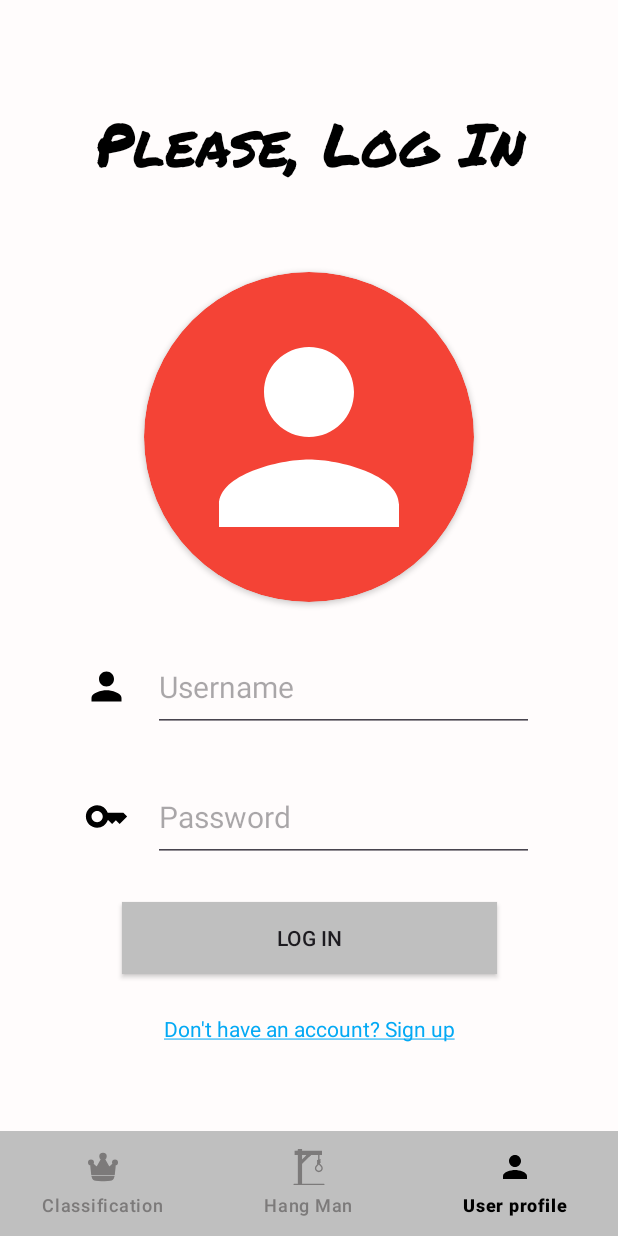
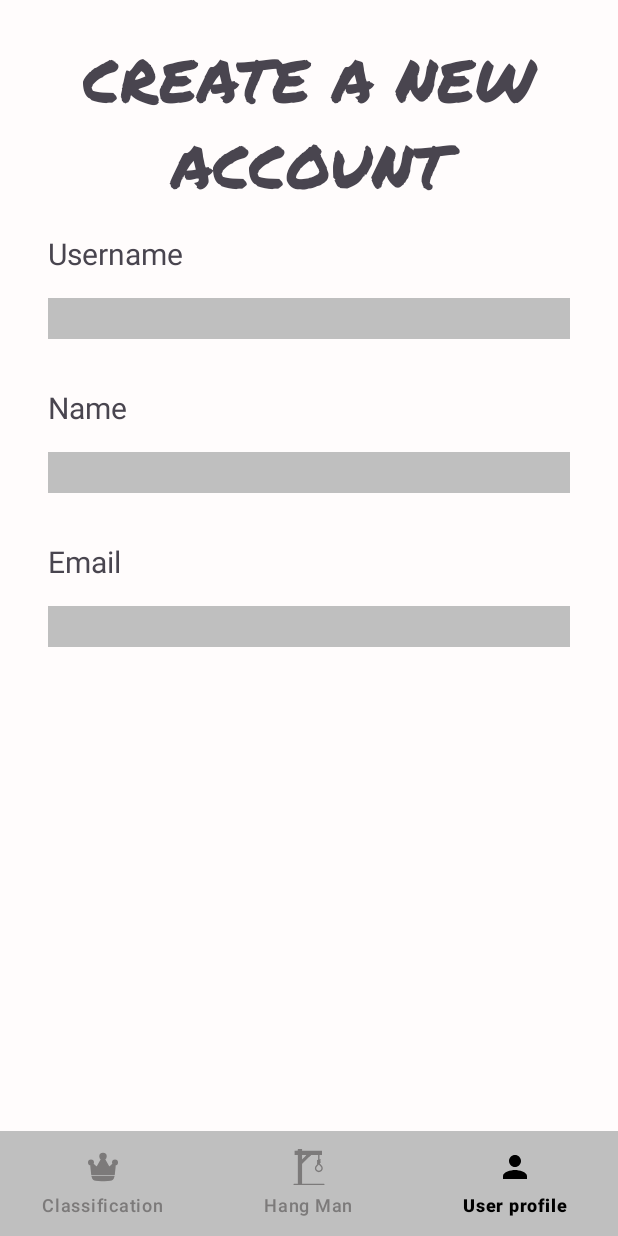
Before and after one commit to sgaleraalq/HangManGame, an Android app: the UserFragment screen opened through its navigation route, on a phone screen of 412 x 824 dp. Run offline under Robolectric (Android 15) with nearby library versions, the phone set to English and light mode, and no system bars; our stand-ins replace Dagger/Hilt's generated code, navigation-ui.

Commit message:
Sign up screen

```diff
--- a/app/src/main/java/com/sgalera/hangedgame/ui/user/UserFragment.kt
+++ b/app/src/main/java/com/sgalera/hangedgame/ui/user/UserFragment.kt
@@ -56,7 +56,4 @@ class UserFragment : Fragment() {
         binding.clLogInScreen.visibility = View.GONE
         binding.clSignUp.visibility = View.VISIBLE
     }
-
-
-
 }
--- a/app/src/main/res/layout/fragment_user.xml
+++ b/app/src/main/res/layout/fragment_user.xml
@@ -10,7 +10,8 @@
         android:id="@+id/clLogInScreen"
         android:layout_width="match_parent"
         android:layout_height="match_parent"
-        android:background="@color/softWhite">
+        android:background="@color/softWhite"
+        android:visibility="gone">
 
         <TextView
             android:id="@+id/ivLogInTitle"
@@ -82,10 +83,10 @@
             android:id="@+id/llPassword"
             android:layout_width="300dp"
             android:layout_height="wrap_content"
+            app:layout_constraintBottom_toTopOf="@id/btnLogIn"
             app:layout_constraintEnd_toEndOf="parent"
             app:layout_constraintStart_toStartOf="parent"
-            app:layout_constraintTop_toBottomOf="@id/llUserName"
-            app:layout_constraintBottom_toTopOf="@id/btnLogIn">
+            app:layout_constraintTop_toBottomOf="@id/llUserName">
 
             <ImageView
                 android:layout_width="30dp"
@@ -116,7 +117,7 @@
             app:layout_constraintBottom_toTopOf="@id/tvSignUp"
             app:layout_constraintEnd_toEndOf="parent"
             app:layout_constraintStart_toStartOf="parent"
-            app:layout_constraintTop_toBottomOf="@id/llPassword"/>
+            app:layout_constraintTop_toBottomOf="@id/llPassword" />
 
         <TextView
             android:id="@+id/tvSignUp"
@@ -128,7 +129,7 @@
             app:layout_constraintBottom_toBottomOf="parent"
             app:layout_constraintEnd_toEndOf="parent"
             app:layout_constraintStart_toStartOf="parent"
-            app:layout_constraintTop_toBottomOf="@id/btnLogIn"/>
+            app:layout_constraintTop_toBottomOf="@id/btnLogIn" />
 
 
     </androidx.constraintlayout.widget.ConstraintLayout>
@@ -137,7 +138,82 @@
         android:id="@+id/clSignUp"
         android:layout_width="match_parent"
         android:layout_height="match_parent"
-        android:visibility="gone">
+        android:background="@color/softWhite"
+        android:visibility="visible">
+
+        <TextView
+            android:id="@+id/tvSignUpTitle"
+            android:layout_width="wrap_content"
+            android:layout_height="wrap_content"
+            android:layout_marginTop="24dp"
+            android:fontFamily="@font/permanent_marker"
+            android:gravity="center"
+            android:text="@string/createUser"
+            android:textAllCaps="true"
+            android:textSize="40sp"
+            app:layout_constraintEnd_toEndOf="parent"
+            app:layout_constraintStart_toStartOf="parent"
+            app:layout_constraintTop_toTopOf="parent" />
+
+        <LinearLayout
+            android:layout_width="match_parent"
+            android:layout_height="0dp"
+            app:layout_constraintStart_toStartOf="parent"
+            app:layout_constraintEnd_toEndOf="parent"
+            app:layout_constraintTop_toBottomOf="@id/tvSignUpTitle"
+            app:layout_constraintBottom_toBottomOf="parent"
+            android:orientation="vertical"
+            android:paddingHorizontal="32dp"
+            android:paddingVertical="16dp">
+
+            <TextView
+                android:id="@+id/tvUserName"
+                android:layout_width="wrap_content"
+                android:layout_height="wrap_content"
+                android:text="@string/userName"
+                android:textSize="20sp" />
+
+            <EditText
+                android:id="@+id/etSignUpUserName"
+                android:layout_width="match_parent"
+                android:layout_height="wrap_content"
+                android:background="@color/darkWhite"
+                android:layout_marginTop="16dp"
+                android:textSize="20sp" />
+
+            <TextView
+                android:layout_width="wrap_content"
+                android:layout_height="wrap_content"
+                android:layout_marginTop="32dp"
+                android:text="@string/tvName"
+                android:textSize="20sp" />
+
+            <EditText
+                android:id="@+id/etSignUpName"
+                android:layout_width="match_parent"
+                android:layout_height="wrap_content"
+                android:background="@color/darkWhite"
+                android:layout_marginTop="16dp"
+                android:textSize="20sp" />
+
+            <TextView
+                android:layout_width="wrap_content"
+                android:layout_height="wrap_content"
+                android:layout_marginTop="32dp"
+                android:text="@string/tvEmail"
+                android:textSize="20sp" />
+
+            <EditText
+                android:id="@+id/etSignUpEmail"
+                android:layout_width="match_parent"
+                android:layout_height="wrap_content"
+                android:background="@color/darkWhite"
+                android:layout_marginTop="16dp"
+                android:textSize="20sp" />
+
+
+        </LinearLayout>
+
 
     </androidx.constraintlayout.widget.ConstraintLayout>
 
--- a/app/src/main/res/values/strings.xml
+++ b/app/src/main/res/values/strings.xml
@@ -12,6 +12,9 @@
     <string name="logIn">Log In</string>
     <string name="notLoggedIn">Don\'t have an account? Sign up</string>
     <string name="pleaseLogIn">Please, Log In</string>
+    <string name="createUser">Create a new account</string>
+    <string name="tvName">Name</string>
+    <string name="tvEmail">Email</string>
 
 
     // Letters
```
